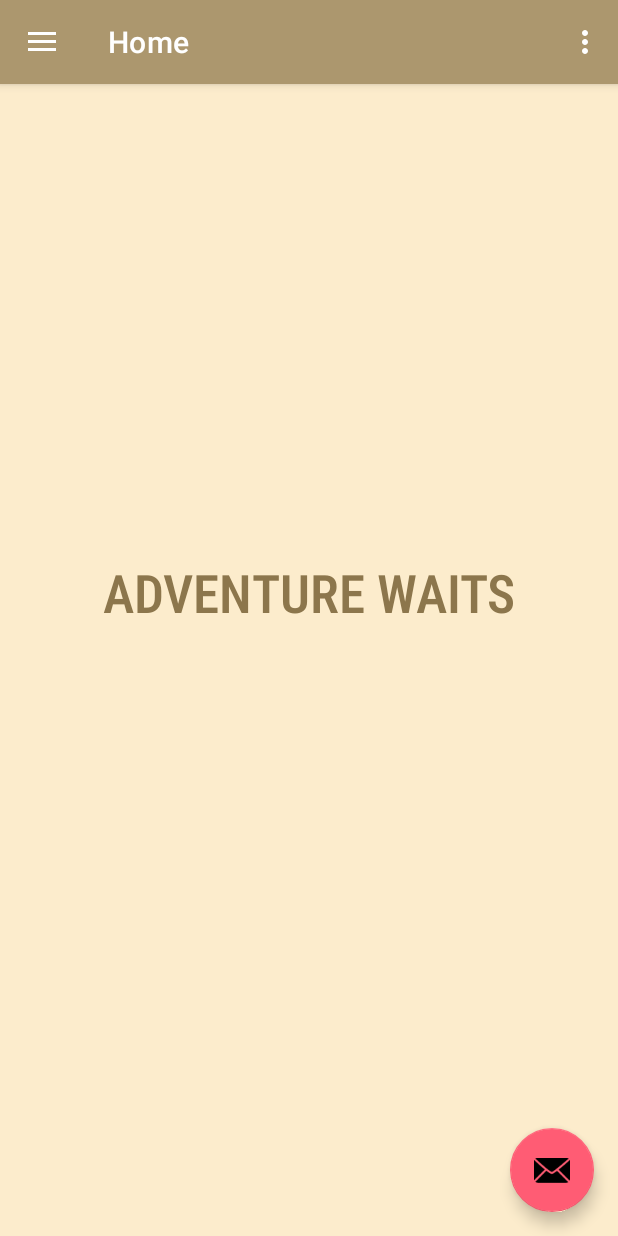
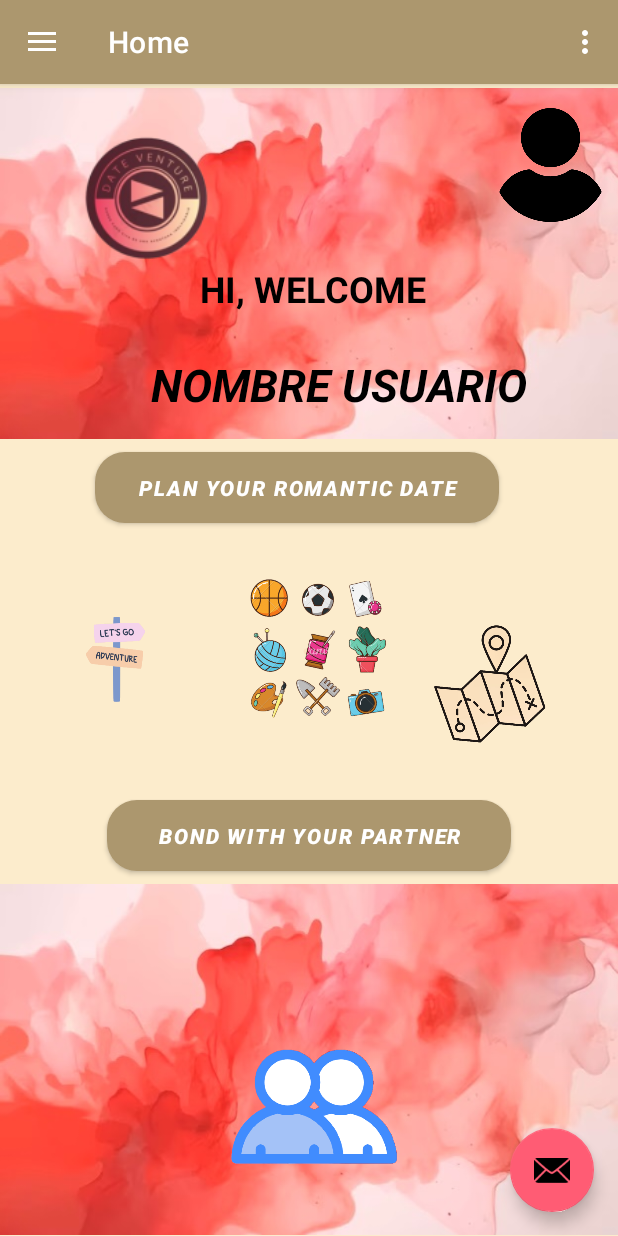
Before and after one commit to Roxxiebstar/APP_DateVenture, an Android app: the screen it shows after launch (MainActivity), after a tap on "LOG IN", on a phone screen of 412 x 824 dp. Run offline under Robolectric (Android 15) with nearby library versions, the phone set to English and light mode, and no system bars; our stand-ins replace navigation-ui.

Commit message:
Uniendo codigo, poniendo interfaz de usuario en home

```diff
--- a/DateVenture/app/src/main/java/com/example/dateventure/ui/home/HomeFragment.kt
+++ b/DateVenture/app/src/main/java/com/example/dateventure/ui/home/HomeFragment.kt
@@ -28,10 +28,6 @@ class HomeFragment : Fragment() {
         _binding = FragmentHomeBinding.inflate(inflater, container, false)
         val root: View = binding.root
 
-        val textView: TextView = binding.AdventureWaits
-        homeViewModel.text.observe(viewLifecycleOwner) {
-
-        }
         return root
     }
 
--- a/DateVenture/app/src/main/res/layout/fragment_home.xml
+++ b/DateVenture/app/src/main/res/layout/fragment_home.xml
@@ -7,19 +7,151 @@
     android:background="@color/arena"
     tools:context=".ui.home.HomeFragment">
 
-    <TextView
-        android:id="@+id/Adventure_Waits"
-        android:layout_width="344dp"
-        android:layout_height="46dp"
-        android:fontFamily="sans-serif-condensed-medium"
-        android:text="@string/adventure_waits"
-        android:textAlignment="center"
-        android:textColor="@color/arena_text"
-        android:textSize="35sp"
+
+    <ImageView
+        android:id="@+id/acuarela1arriba"
+        android:layout_width="413dp"
+        android:layout_height="239dp"
+        android:contentDescription="@string/imagen_acuarela"
+        android:src="@drawable/acuarela_dateventure"
+        app:layout_constraintEnd_toEndOf="parent"
+        app:layout_constraintStart_toStartOf="parent"
+        app:layout_constraintTop_toTopOf="parent" />
+
+    <ImageView
+        android:id="@+id/acuarela2abajo"
+        android:layout_width="413dp"
+        android:layout_height="235dp"
+        android:contentDescription="@string/imagen_acuarela2"
+        android:src="@drawable/acuarela_dateventure"
         app:layout_constraintBottom_toBottomOf="parent"
         app:layout_constraintEnd_toEndOf="parent"
+        app:layout_constraintHorizontal_bias="0.0"
+        app:layout_constraintStart_toStartOf="parent"
+        app:layout_constraintTop_toBottomOf="@id/acuarela1arriba"
+        app:layout_constraintVertical_bias="1.0"
+        app:layout_constraintVertical_weight="0.606" />
+
+    <ImageView
+        android:id="@+id/iconPerfil"
+        android:layout_width="90dp"
+        android:layout_height="76dp"
+        android:layout_marginTop="16dp"
+        app:layout_constraintEnd_toEndOf="parent"
+        app:layout_constraintTop_toTopOf="parent"
+        app:srcCompat="@drawable/iconperfil"
+        android:contentDescription="@string/icon_del_perfil" />
+
+
+    <ImageView
+        android:id="@+id/iconParejaUnion"
+        android:layout_width="191dp"
+        android:layout_height="136dp"
+        android:layout_marginBottom="16dp"
+        app:layout_constraintBottom_toBottomOf="parent"
+        app:layout_constraintEnd_toEndOf="parent"
+        app:layout_constraintHorizontal_bias="0.54"
+        app:layout_constraintStart_toStartOf="parent"
+        app:srcCompat="@drawable/conectarpareja"
+        android:contentDescription="@string/icon_conectar_pareja"/>
+
+    <ImageView
+        android:id="@+id/logoDateVenture"
+        android:layout_width="154dp"
+        android:layout_height="162dp"
+        android:layout_marginTop="300dp"
+        app:layout_constraintEnd_toEndOf="parent"
+        app:layout_constraintHorizontal_bias="0.0"
         app:layout_constraintStart_toStartOf="parent"
         app:layout_constraintTop_toTopOf="parent"
-        app:layout_constraintVertical_bias="0.437" />
+        app:srcCompat="@drawable/letsadventure"
+        android:contentDescription="@string/logo_de_dateadventure"/>
+
+    <ImageView
+        android:id="@+id/imagesCitas"
+        android:layout_width="335dp"
+        android:layout_height="170dp"
+        android:contentDescription="@string/images_citas"
+        app:layout_constraintEnd_toEndOf="parent"
+        app:layout_constraintStart_toStartOf="parent"
+        app:layout_constraintTop_toBottomOf="@+id/btnPlaneaCita"
+        app:srcCompat="@drawable/imageshobbies" />
+
+    <ImageView
+        android:id="@+id/imagemap"
+        android:layout_width="167dp"
+        android:layout_height="344dp"
+        app:layout_constraintBottom_toBottomOf="parent"
+        app:layout_constraintEnd_toEndOf="parent"
+        app:layout_constraintHorizontal_bias="0.987"
+        app:layout_constraintStart_toStartOf="parent"
+        app:layout_constraintTop_toTopOf="parent"
+        app:layout_constraintVertical_bias="0.534"
+        app:srcCompat="@drawable/mapitaicono"
+        android:contentDescription="@string/image_mapa_animado"/>
+
+    <ImageView
+        android:id="@+id/logoDateAdventure"
+        android:layout_width="195dp"
+        android:layout_height="149dp"
+        android:layout_marginTop="4dp"
+        android:contentDescription="@string/logo_de_dateadventure"
+        android:src="@mipmap/logo_launcher_foreground"
+        app:layout_constraintEnd_toEndOf="parent"
+        app:layout_constraintHorizontal_bias="0.0"
+        app:layout_constraintStart_toStartOf="parent"
+        app:layout_constraintTop_toTopOf="parent" />
+
+    <Button
+        android:id="@+id/btnPlaneaCita"
+        android:layout_width="269dp"
+        android:layout_height="59dp"
+        android:text="@string/btn_crea_cita"
+        android:textStyle="bold|italic"
+        app:cornerRadius="20dp"
+        app:layout_constraintEnd_toEndOf="parent"
+        app:layout_constraintHorizontal_bias="0.443"
+        app:layout_constraintStart_toStartOf="parent"
+        app:layout_constraintTop_toBottomOf="@+id/acuarela1arriba" />
+
+    <Button
+        android:id="@+id/btnConectaPareja"
+        android:layout_width="269dp"
+        android:layout_height="59dp"
+        android:layout_marginTop="232dp"
+        android:text="@string/btn_bond_with_your_partner"
+        android:textStyle="bold|italic"
+        app:cornerRadius="20dp"
+        app:layout_constraintEnd_toEndOf="parent"
+        app:layout_constraintStart_toStartOf="parent"
+        app:layout_constraintTop_toBottomOf="@+id/acuarela1arriba" />
+
+    <TextView
+        android:id="@+id/UsernameNombreUsario"
+        android:layout_width="wrap_content"
+        android:layout_height="wrap_content"
+        android:layout_marginTop="180dp"
+        android:text="@string/username"
+        android:textStyle="bold|italic"
+        android:textSize="30sp"
+        android:textColor="@color/black"
+        app:layout_constraintEnd_toEndOf="parent"
+        app:layout_constraintHorizontal_bias="0.624"
+        app:layout_constraintStart_toStartOf="parent"
+        app:layout_constraintTop_toTopOf="parent" />
+
+    <TextView
+        android:id="@+id/textWelcome"
+        android:layout_width="wrap_content"
+        android:layout_height="wrap_content"
+        android:layout_marginTop="120dp"
+        android:layout_marginEnd="128dp"
+        android:textSize="24sp"
+        android:textColor="@color/black"
+        android:text="@string/hi_welcome"
+        android:textStyle="bold"
+        app:layout_constraintEnd_toEndOf="parent"
+        app:layout_constraintTop_toTopOf="parent" />
+
 
 </androidx.constraintlayout.widget.ConstraintLayout>
```
Also changed, not shown: DateVenture/app/src/main/res/drawable-hdpi-v4/conectarpareja.png (added), DateVenture/app/src/main/res/drawable-hdpi-v4/iconperfil.png (added), DateVenture/app/src/main/res/drawable-hdpi-v4/letsadventure.png (added), DateVenture/app/src/main/res/drawable-hdpi-v4/mapitaicono.png (added), DateVenture/app/src/main/res/drawable/imageshobbies.png (added).
